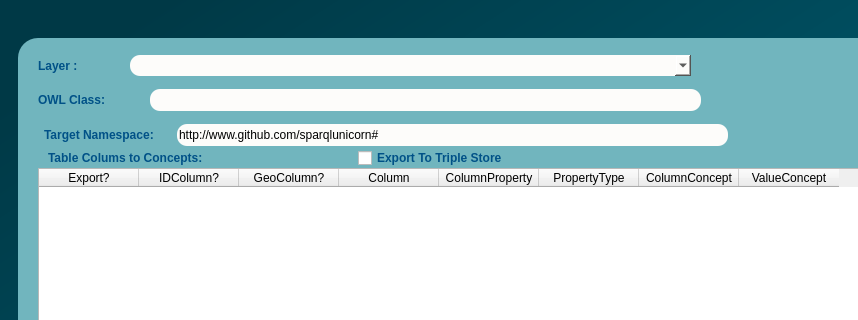
Qt form dialogs/ui/Interlink.ui (sparqlunicorn/sparqlunicornGoesGIS) before a commit; both pictures show x 0 to 858 and y 0 to 320 of the 1069 by 690 pixel window.
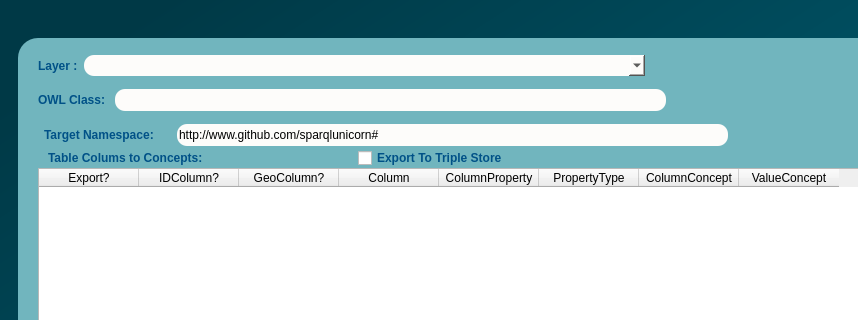
The same form after that commit.

The edit to the form file:
```diff
--- a/dialogs/ui/Interlink.ui
+++ b/dialogs/ui/Interlink.ui
@@ -417,19 +417,6 @@
              </property>
             </widget>
            </item>
-           <item>
-            <spacer name="horizontalSpacer_3">
-             <property name="orientation">
-              <enum>Qt::Horizontal</enum>
-             </property>
-             <property name="sizeHint" stdset="0">
-              <size>
-               <width>40</width>
-               <height>20</height>
-              </size>
-             </property>
-            </spacer>
-           </item>
            <item>
             <widget class="QComboBox" name="chooseLayerInterlink">
              <property name="minimumSize">
@@ -502,19 +489,6 @@
              </property>
             </widget>
            </item>
-           <item>
-            <spacer name="horizontalSpacer_4">
-             <property name="orientation">
-              <enum>Qt::Horizontal</enum>
-             </property>
-             <property name="sizeHint" stdset="0">
-              <size>
-               <width>40</width>
-               <height>20</height>
-              </size>
-             </property>
-            </spacer>
-           </item>
            <item>
             <widget class="QLineEdit" name="interlinkOwlClassInput">
              <property name="minimumSize">
```
